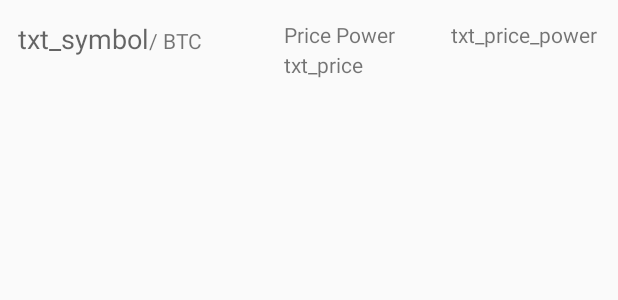
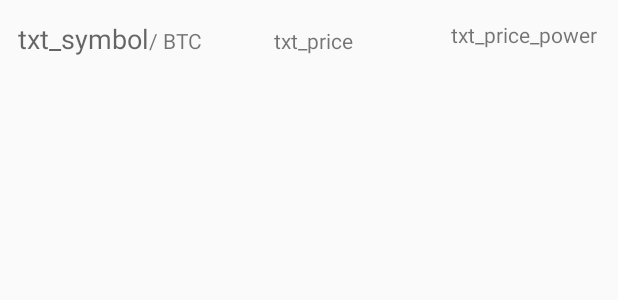
Before and after one commit to kpmehmetkeskin/coinmarketmath, an Android app: the layout row_layout.xml on its own in the app's theme, with its tools: preview values and no code run, on a phone screen of 412 x 824 dp. Shown: the top 300 px of the screen. Run offline under Robolectric (Android 15) with nearby library versions, the phone set to English and light mode, and no system bars.

Commit message:
Tasarım güncellendi

```diff
--- a/app/src/main/res/layout/row_layout.xml
+++ b/app/src/main/res/layout/row_layout.xml
@@ -21,8 +21,9 @@
         android:id="@+id/txt_price"
         android:layout_width="111dp"
         android:layout_height="wrap_content"
-        android:layout_alignBottom="@+id/txt_symbol"
-        android:layout_toStartOf="@+id/txt_price_power"
+        android:layout_alignBaseline="@+id/txt_symbol"
+        android:layout_alignParentEnd="true"
+        android:layout_marginEnd="118dp"
         android:text="txt_price" />
 
     <TextView
@@ -41,12 +42,4 @@
         android:layout_toEndOf="@+id/txt_symbol"
         android:text="/ BTC" />
 
-    <TextView
-        android:id="@+id/textView5"
-        android:layout_width="wrap_content"
-        android:layout_height="wrap_content"
-        android:layout_alignStart="@+id/txt_price"
-        android:layout_alignTop="@+id/txt_symbol"
-        android:text="Price Power" />
-
 </RelativeLayout>
```
Also changed, not shown: app/src/main/res/layout/activity_main.xml (+45 -5 lines).
